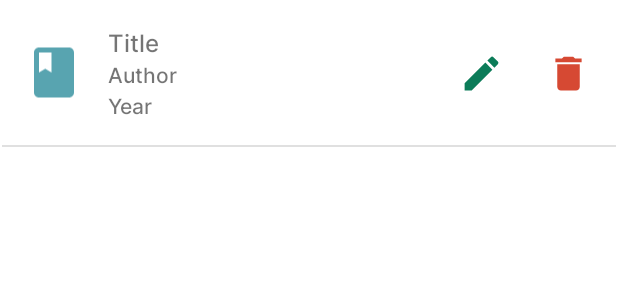
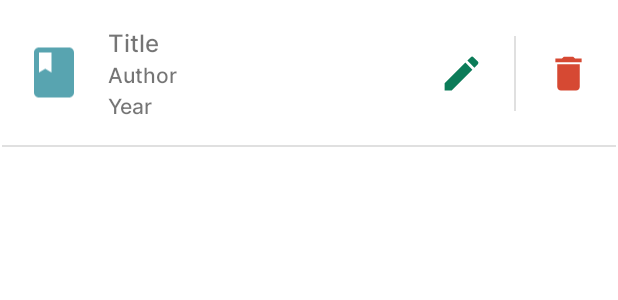
Before and after one commit to matyoo-timoti/Booklat, an Android app: the layout single_item.xml on its own in the app's theme, with its tools: preview values and no code run, on a phone screen of 412 x 824 dp. Shown: the top 300 px of the screen. Run offline under Robolectric (Android 15) with nearby library versions, the phone set to English and light mode, and no system bars.

```diff
--- a/app/src/main/res/layout/single_item.xml
+++ b/app/src/main/res/layout/single_item.xml
@@ -78,14 +78,14 @@
         android:layout_width="50dp"
         android:layout_height="50dp"
         android:layout_marginTop="24dp"
-        android:layout_marginEnd="8dp"
+        android:layout_marginEnd="10dp"
         android:layout_marginBottom="24dp"
         android:background="?android:selectableItemBackgroundBorderless"
         android:contentDescription="@string/edit_book"
         app:layout_constraintBottom_toBottomOf="parent"
-        app:layout_constraintEnd_toStartOf="@+id/btnDelete"
+        app:layout_constraintEnd_toStartOf="@+id/divider3"
         app:layout_constraintTop_toTopOf="parent"
-        app:layout_constraintVertical_bias="0.52"
+        app:layout_constraintVertical_bias="0.0"
         app:srcCompat="@drawable/ic_edit" />
 
     <ImageButton
@@ -101,4 +101,15 @@
         app:layout_constraintTop_toTopOf="parent"
         app:srcCompat="@drawable/ic_delete"
         android:contentDescription="@string/delete_book" />
+
+    <View
+        android:id="@+id/divider3"
+        android:layout_width="1dp"
+        android:layout_height="50dp"
+        android:layout_marginEnd="10dp"
+        android:background="?android:attr/listDivider"
+        app:layout_constraintBottom_toBottomOf="parent"
+        app:layout_constraintEnd_toStartOf="@+id/btnDelete"
+        app:layout_constraintTop_toTopOf="parent" />
+
 </androidx.constraintlayout.widget.ConstraintLayout>
```
Also changed, not shown: app/src/main/java/com/example/booklat/Book.java (+4 -4 lines), app/src/main/java/com/example/booklat/MainActivity.java (+30 -18 lines), app/src/main/java/com/example/booklat/SqLiteDatabase.java (+8 -8 lines).
